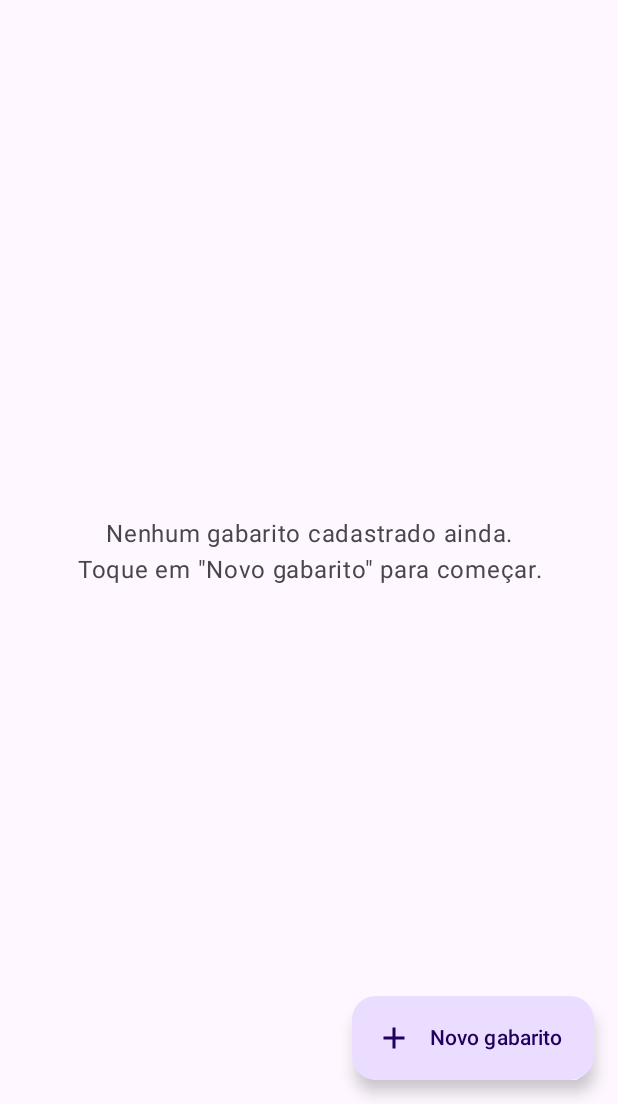
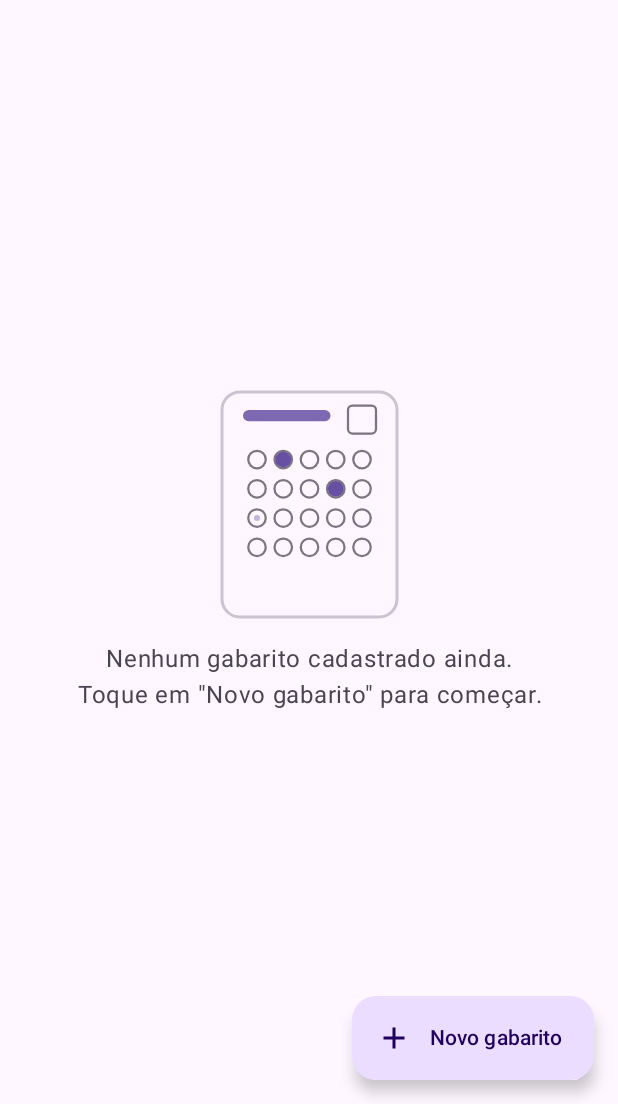
Before and after one commit to devdenisviana/gabarito-scanner, an Android app built with Jetpack Compose: the screen it shows after launch (MainActivity), after a tap on "Gabaritos", on a phone screen of 412 x 824 dp, the part 132-1236 px from its top. Run offline under Robolectric (Android 15) with nearby library versions, the phone set to English and light mode, and no system bars; our stand-ins replace Firebase (no records; nobody signed in at launch, a user with empty details on screens opened directly), Room's generated code.

Commit message:
Ilustracoes desenhadas por codigo: folha animada, mini-folha e estados vazios

```diff
--- /dev/null
+++ b/app/src/main/java/com/devdenisviana/gabaritoscanner/ui/components/Illustrations.kt
@@ -0,0 +1,157 @@
+package com.devdenisviana.gabaritoscanner.ui.components
+
+import androidx.compose.animation.core.LinearEasing
+import androidx.compose.animation.core.RepeatMode
+import androidx.compose.animation.core.animateFloat
+import androidx.compose.animation.core.infiniteRepeatable
+import androidx.compose.animation.core.rememberInfiniteTransition
+import androidx.compose.animation.core.tween
+import androidx.compose.foundation.Canvas
+import androidx.compose.foundation.layout.Arrangement
+import androidx.compose.foundation.layout.Column
+import androidx.compose.foundation.layout.padding
+import androidx.compose.foundation.layout.size
+import androidx.compose.material3.MaterialTheme
+import androidx.compose.material3.Text
+import androidx.compose.runtime.Composable
+import androidx.compose.runtime.getValue
+import androidx.compose.ui.Alignment
+import androidx.compose.ui.Modifier
+import androidx.compose.ui.geometry.CornerRadius
+import androidx.compose.ui.geometry.Offset
+import androidx.compose.ui.geometry.Size
+import androidx.compose.ui.graphics.StrokeCap
+import androidx.compose.ui.graphics.drawscope.Stroke
+import androidx.compose.ui.text.style.TextAlign
+import androidx.compose.ui.unit.Dp
+import androidx.compose.ui.unit.dp
+
+/**
+ * An answer sheet drawn with code. Its bubbles fill one row after the other,
+ * a check mark appears, then it fades and starts again.
+ */
+@Composable
+fun SheetIllustration(modifier: Modifier = Modifier, height: Dp = 150.dp) {
+    val transition = rememberInfiniteTransition(label = "sheetIllustration")
+    val t by transition.animateFloat(
+        initialValue = 0f,
+        targetValue = 1f,
+        animationSpec = infiniteRepeatable(tween(4500, easing = LinearEasing), RepeatMode.Restart),
+        label = "progress",
+    )
+
+    val paper = MaterialTheme.colorScheme.surface
+    val border = MaterialTheme.colorScheme.outlineVariant
+    val line = MaterialTheme.colorScheme.outline
+    val accent = MaterialTheme.colorScheme.primary
+    val good = goodColor()
+
+    Canvas(modifier = modifier.size(width = height * 0.78f, height = height)) {
+        val w = size.width
+        val h = size.height
+        val corner = CornerRadius(12.dp.toPx())
+
+        drawRoundRect(color = paper, cornerRadius = corner)
+        drawRoundRect(color = border, cornerRadius = corner, style = Stroke(2.dp.toPx()))
+
+        // Title bar and a small square that hints at the student's QR code.
+        drawRoundRect(
+            color = accent.copy(alpha = 0.85f),
+            topLeft = Offset(w * 0.12f, h * 0.08f),
+            size = Size(w * 0.5f, h * 0.05f),
+            cornerRadius = CornerRadius(4.dp.toPx()),
+        )
+        drawRoundRect(
+            color = line,
+            topLeft = Offset(w * 0.72f, h * 0.06f),
+            size = Size(w * 0.16f, w * 0.16f),
+            cornerRadius = CornerRadius(3.dp.toPx()),
+            style = Stroke(1.5.dp.toPx()),
+        )
+
+        val picked = intArrayOf(1, 3, 0, 2)
+        val fadeOut = if (t > 0.93f) (1f - t) / 0.07f else 1f
+        val radius = w * 0.05f
+
+        for (row in 0 until 4) {
+            val cy = h * (0.30f + row * 0.13f)
+            val fill = (t * 5f - row).coerceIn(0f, 1f) * fadeOut
+            for (col in 0 until 5) {
+                val center = Offset(w * (0.2f + col * 0.15f), cy)
+                drawCircle(color = line, radius = radius, center = center, style = Stroke(1.5.dp.toPx()))
+                if (col == picked[row] && fill > 0f) {
+                    drawCircle(
+                        color = accent.copy(alpha = fill),
+                        radius = radius * 0.9f * fill,
+                        center = center,
+                    )
+                }
+            }
+        }
+
+        val checkAlpha = ((t - 0.8f) / 0.1f).coerceIn(0f, 1f) * fadeOut
+        if (checkAlpha > 0f) {
+            val color = good.copy(alpha = checkAlpha)
+            val stroke = 4.dp.toPx()
+            val p1 = Offset(w * 0.36f, h * 0.86f)
+            val p2 = Offset(w * 0.46f, h * 0.92f)
+            val p3 = Offset(w * 0.66f, h * 0.80f)
+            drawLine(color, p1, p2, stroke, StrokeCap.Round)
+            drawLine(color, p2, p3, stroke, StrokeCap.Round)
+        }
+    }
+}
+
+/** A tiny static sheet that shows how many columns an answer key has. */
+@Composable
+fun MiniSheet(questionCount: Int, columns: Int, modifier: Modifier = Modifier) {
+    val paper = MaterialTheme.colorScheme.surface
+    val border = MaterialTheme.colorScheme.outlineVariant
+    val dot = MaterialTheme.colorScheme.outline
+    val accent = MaterialTheme.colorScheme.primary
+
+    Canvas(modifier = modifier.size(width = 36.dp, height = 48.dp)) {
+        val w = size.width
+        val h = size.height
+        val corner = CornerRadius(5.dp.toPx())
+
+        drawRoundRect(color = paper, cornerRadius = corner)
+        drawRoundRect(color = border, cornerRadius = corner, style = Stroke(1.5.dp.toPx()))
+        drawRoundRect(
+            color = accent,
+            topLeft = Offset(w * 0.15f, h * 0.10f),
+            size = Size(w * 0.5f, h * 0.07f),
+            cornerRadius = CornerRadius(2.dp.toPx()),
+        )
+
+        val cols = columns.coerceIn(1, 4)
+        val rows = ((questionCount + cols - 1) / cols).coerceIn(2, 5)
+        val colWidth = (w * 0.7f) / cols
+        for (c in 0 until cols) {
+            for (r in 0 until rows) {
+                drawCircle(
+                    color = dot,
+                    radius = 1.4.dp.toPx(),
+                    center = Offset(w * 0.15f + colWidth * (c + 0.5f), h * (0.30f + r * 0.13f)),
+                )
+            }
+        }
+    }
+}
+
+/** The animated sheet with a message under it, for lists that have nothing yet. */
+@Composable
+fun EmptyState(message: String, modifier: Modifier = Modifier) {
+    Column(
+        modifier = modifier.padding(16.dp),
+        horizontalAlignment = Alignment.CenterHorizontally,
+        verticalArrangement = Arrangement.spacedBy(16.dp),
+    ) {
+        SheetIllustration()
+        Text(
+            text = message,
+            textAlign = TextAlign.Center,
+            color = MaterialTheme.colorScheme.onSurfaceVariant,
+        )
+    }
+}
--- a/app/src/main/java/com/devdenisviana/gabaritoscanner/ui/exam/ExamScreens.kt
+++ b/app/src/main/java/com/devdenisviana/gabaritoscanner/ui/exam/ExamScreens.kt
@@ -47,6 +47,8 @@ import androidx.compose.ui.unit.dp
 import com.devdenisviana.gabaritoscanner.data.ExamEntity
 import com.devdenisviana.gabaritoscanner.domain.student.StudentTag
 import com.devdenisviana.gabaritoscanner.ui.components.AppHeader
+import com.devdenisviana.gabaritoscanner.ui.components.EmptyState
+import com.devdenisviana.gabaritoscanner.ui.components.MiniSheet
 
 /** Lists the registered answer keys, with options to create, print the sheet and delete them. */
 @Composable
@@ -73,13 +75,9 @@ fun ExamListScreen(
 
         Box(modifier = Modifier.weight(1f).fillMaxWidth()) {
             if (exams.isEmpty()) {
-                Text(
-                    text = "Nenhum gabarito cadastrado ainda.\nToque em \"Novo gabarito\" para começar.",
-                    textAlign = TextAlign.Center,
-                    color = MaterialTheme.colorScheme.onSurfaceVariant,
-                    modifier = Modifier
-                        .align(Alignment.Center)
-                        .padding(32.dp),
+                EmptyState(
+                    message = "Nenhum gabarito cadastrado ainda.\nToque em \"Novo gabarito\" para começar.",
+                    modifier = Modifier.align(Alignment.Center),
                 )
             } else {
                 LazyColumn(
@@ -91,11 +89,19 @@ fun ExamListScreen(
                         ElevatedCard(modifier = Modifier.fillMaxWidth()) {
                             Column(modifier = Modifier.padding(start = 16.dp, end = 8.dp, top = 16.dp, bottom = 4.dp)) {
                                 Text(text = exam.name, style = MaterialTheme.typography.titleMedium)
-                                Text(
-                                    text = "${exam.questionCount} questões · alternativas A–$lastOption",
-                                    style = MaterialTheme.typography.bodyMedium,
-                                    color = MaterialTheme.colorScheme.onSurfaceVariant,
-                                )
+                                Text(text = exam.name, style = MaterialTheme.typography.titleMedium)
+                                Row(verticalAlignment = Alignment.CenterVertically) {
+                                    MiniSheet(questionCount = exam.questionCount, columns = exam.columns)
+                                    Spacer(modifier = Modifier.width(12.dp))
+                                    Column {
+                                        Text(text = exam.name, style = MaterialTheme.typography.titleMedium)
+                                        Text(
+                                            text = "${exam.questionCount} questões · alternativas A–$lastOption",
+                                            style = MaterialTheme.typography.bodyMedium,
+                                            color = MaterialTheme.colorScheme.onSurfaceVariant,
+                                        )
+                                    }
+                                }
                                 Row {
                                     TextButton(onClick = { onOpen(exam) }) { Text("Resultados") }
                                     TextButton(onClick = {
```
Also changed, not shown: app/src/main/java/com/devdenisviana/gabaritoscanner/ui/exam/ExamPickerScreen.kt (+2 -5 lines), app/src/main/java/com/devdenisviana/gabaritoscanner/ui/exam/ExamResultsScreen.kt (+4 -7 lines).
